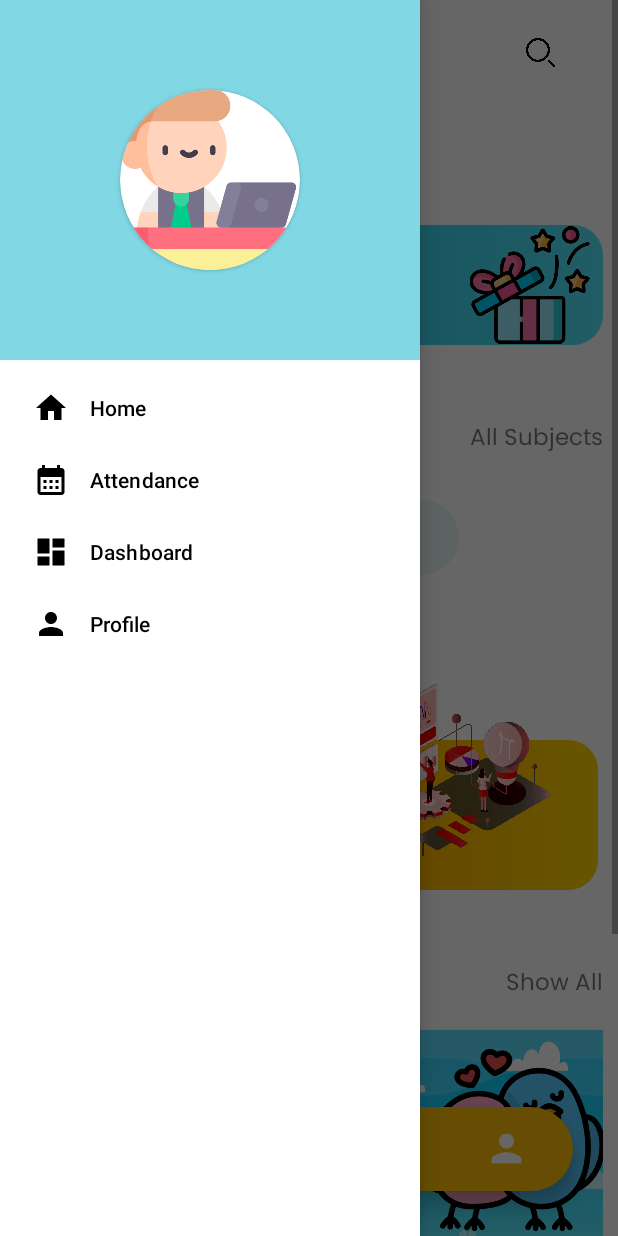
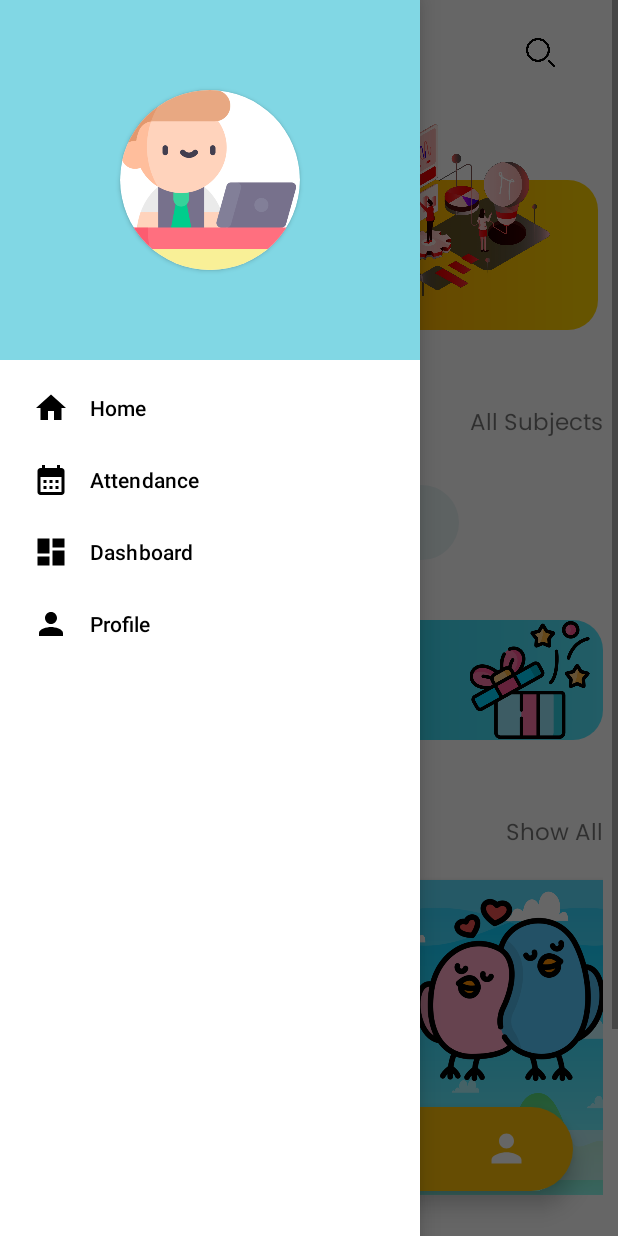
Before and after one commit to AnjumanHasan/LearnSphere, an Android app: the Home screen opened directly, with no data from a screen before it, with the side drawer open, on a phone screen of 412 x 824 dp. Run offline under Robolectric (Android 15) with nearby library versions, the phone set to English and light mode, and no system bars; our stand-ins replace Firebase (no records; nobody signed in at launch, a user with empty details on screens opened directly); Roboto replaces fonts that are not available here; 13 statements that could not run were skipped.

Commit message:
AR zone position

```diff
--- a/app/src/main/res/layout/fragment_home.xml
+++ b/app/src/main/res/layout/fragment_home.xml
@@ -9,8 +9,6 @@
     <ScrollView
         android:layout_width="match_parent"
         android:layout_height="match_parent">
-
-
 
 
 
@@ -99,10 +97,6 @@
 
 
 
-
-
-
-
             </LinearLayout>
 
 
@@ -110,7 +104,7 @@
                 android:layout_width="match_parent"
                 android:layout_height="80dp"
                 android:layout_marginTop="40dp"
-                android:layout_below="@id/intro"
+                android:layout_below="@id/subjects"
                 android:layout_marginLeft="10dp"
                 android:id="@+id/bag"
                 android:layout_marginRight="10dp"
@@ -187,12 +181,12 @@
 
 
             <LinearLayout
+                android:id="@+id/subjects"
                 android:layout_width="match_parent"
                 android:layout_height="wrap_content"
-                android:layout_below="@id/bag"
+                android:layout_below="@id/mid"
+                android:layout_marginLeft="10dp"
                 android:layout_marginTop="50dp"
-                android:id="@+id/subjects"
-                android:layout_marginLeft="10dp"
                 android:layout_marginRight="10dp"
                 android:orientation="vertical">
 
@@ -207,20 +201,20 @@
                         android:layout_height="match_parent"
                         android:layout_weight="1"
                         android:fontFamily="@font/poppins"
-                        android:textStyle="bold"
                         android:text="Subjects"
                         android:textColor="#000000"
-                        android:textSize="20sp" />
+                        android:textSize="20sp"
+                        android:textStyle="bold" />
 
                     <TextView
+                        android:id="@+id/allsubjects"
                         android:layout_width="match_parent"
                         android:layout_height="match_parent"
+                        android:layout_weight="2"
+                        android:fontFamily="@font/poppins"
+                        android:gravity="right"
                         android:text="All Subjects"
-                        android:gravity="right"
-                        android:textSize="15sp"
-                        android:id="@+id/allsubjects"
-                        android:layout_weight="2"
-                        android:fontFamily="@font/poppins">
+                        android:textSize="15sp">
 
                     </TextView>
 
@@ -228,27 +222,22 @@
                 </LinearLayout>
 
                 <androidx.recyclerview.widget.RecyclerView
+                    android:id="@+id/subject_recycle"
                     android:layout_width="match_parent"
-                    android:orientation="horizontal"
-                    android:id="@+id/subject_recycle"
                     android:layout_height="match_parent"
-                    android:layout_weight="1"/>
-
+                    android:layout_weight="1"
+                    android:orientation="horizontal" />
 
 
                 <ImageView
+                    android:id="@+id/addsubject"
                     android:layout_width="200dp"
                     android:layout_height="50dp"
-                    android:id="@+id/addsubject"
-                    android:visibility="visible"
                     android:layout_gravity="center"
+                    android:layout_marginTop="20dp"
+                    android:background="@drawable/lightbluebackground"
                     android:src="@drawable/plus"
-                    android:background="@drawable/lightbluebackground"
-                    android:layout_marginTop="20dp"
-                    />
-
-
-
+                    android:visibility="visible" />
 
 
             </LinearLayout>
@@ -257,8 +246,8 @@
                 android:layout_width="match_parent"
                 android:layout_height="160dp"
                 android:id="@+id/mid"
-                android:layout_marginTop="50dp"
-                android:layout_below="@+id/subjects"
+                android:layout_marginTop="-50dp"
+                android:layout_below="@+id/intro"
                 android:orientation="vertical"
                 android:paddingHorizontal="20px">
 
@@ -346,7 +335,7 @@
             <LinearLayout
                 android:layout_width="match_parent"
                 android:layout_height="wrap_content"
-                android:layout_below="@id/mid"
+                android:layout_below="@id/bag"
                 android:layout_marginTop="50dp"
                 android:id="@+id/guruspcl"
                 android:layout_marginLeft="10dp"
```
